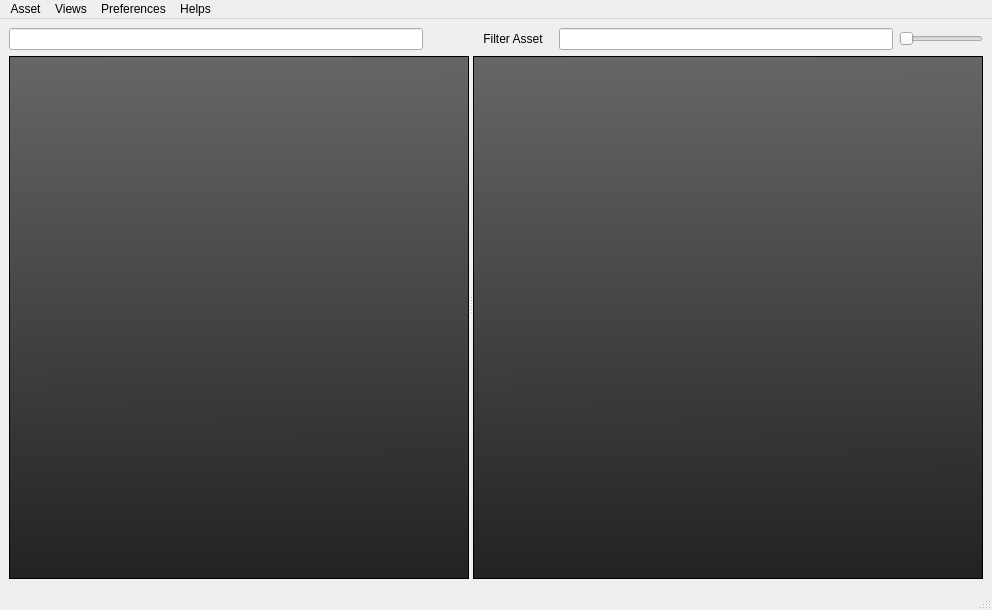
Before: the Qt Designer form src/developer/trungtq/main/assetContent/assetbrowser/widget/ui/AssetBrowserUI.ui in code-google-com/mayatools, drawn with Qt 5.
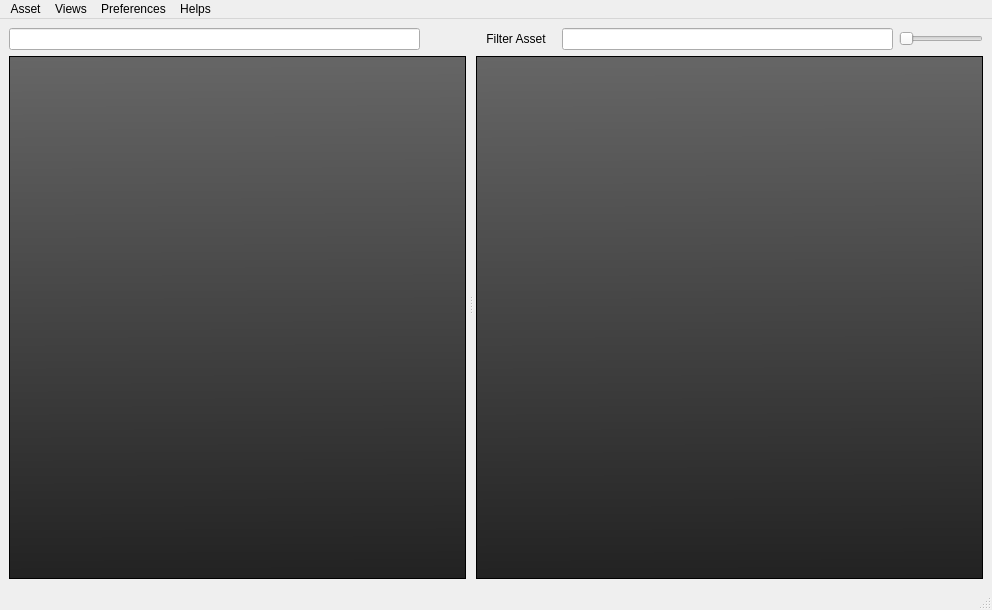
After: the same form once the commit is applied. Icons and pictures are not drawn.

Diff of the .ui file:
```diff
--- a/src/developer/trungtq/main/assetContent/assetbrowser/widget/ui/AssetBrowserUI.ui
+++ b/src/developer/trungtq/main/assetContent/assetbrowser/widget/ui/AssetBrowserUI.ui
@@ -35,12 +35,24 @@
       <property name="orientation">
        <enum>Qt::Horizontal</enum>
       </property>
+      <property name="opaqueResize">
+       <bool>true</bool>
+      </property>
+      <property name="handleWidth">
+       <number>10</number>
+      </property>
+      <property name="childrenCollapsible">
+       <bool>false</bool>
+      </property>
       <widget class="QWidget" name="layoutWidget">
        <layout class="QVBoxLayout" name="verticalLayout_2">
+        <property name="sizeConstraint">
+         <enum>QLayout::SetMaximumSize</enum>
+        </property>
         <item>
          <layout class="QHBoxLayout" name="horizontalLayout_2">
           <property name="sizeConstraint">
-           <enum>QLayout::SetMaximumSize</enum>
+           <enum>QLayout::SetFixedSize</enum>
           </property>
           <item>
            <widget class="QLineEdit" name="ldtFilter_2">
@@ -55,7 +67,7 @@
           <item>
            <widget class="QPushButton" name="pushButton">
             <property name="sizePolicy">
-             <sizepolicy hsizetype="Fixed" vsizetype="Fixed">
+             <sizepolicy hsizetype="Maximum" vsizetype="Fixed">
               <horstretch>0</horstretch>
               <verstretch>0</verstretch>
              </sizepolicy>
```
